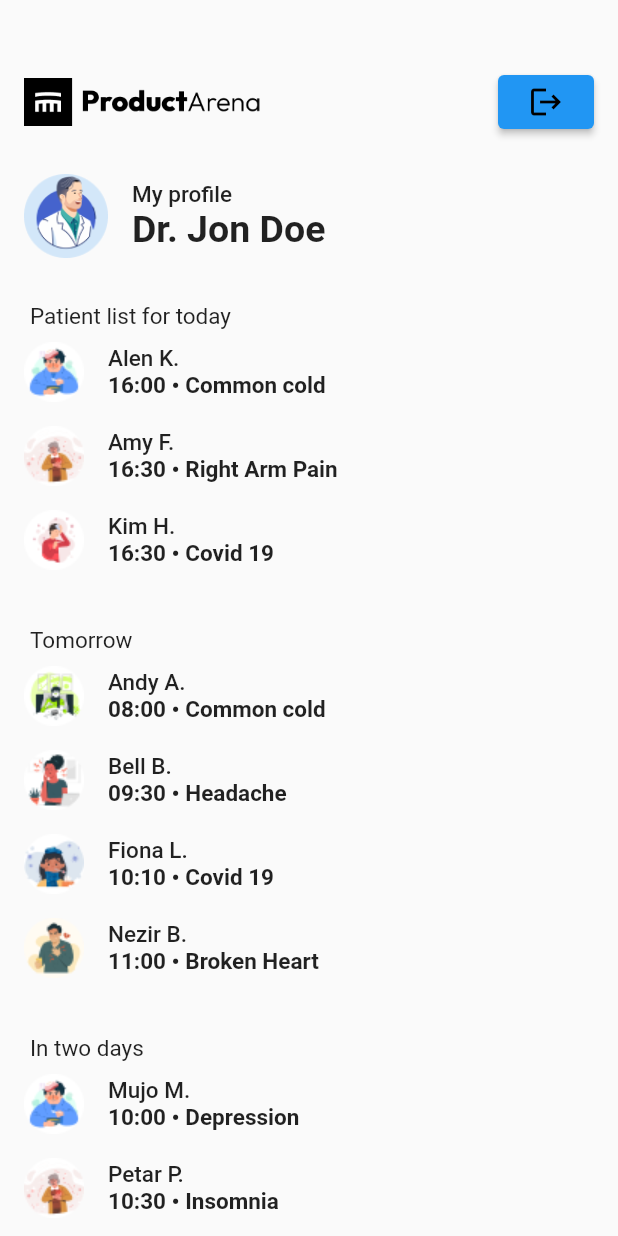
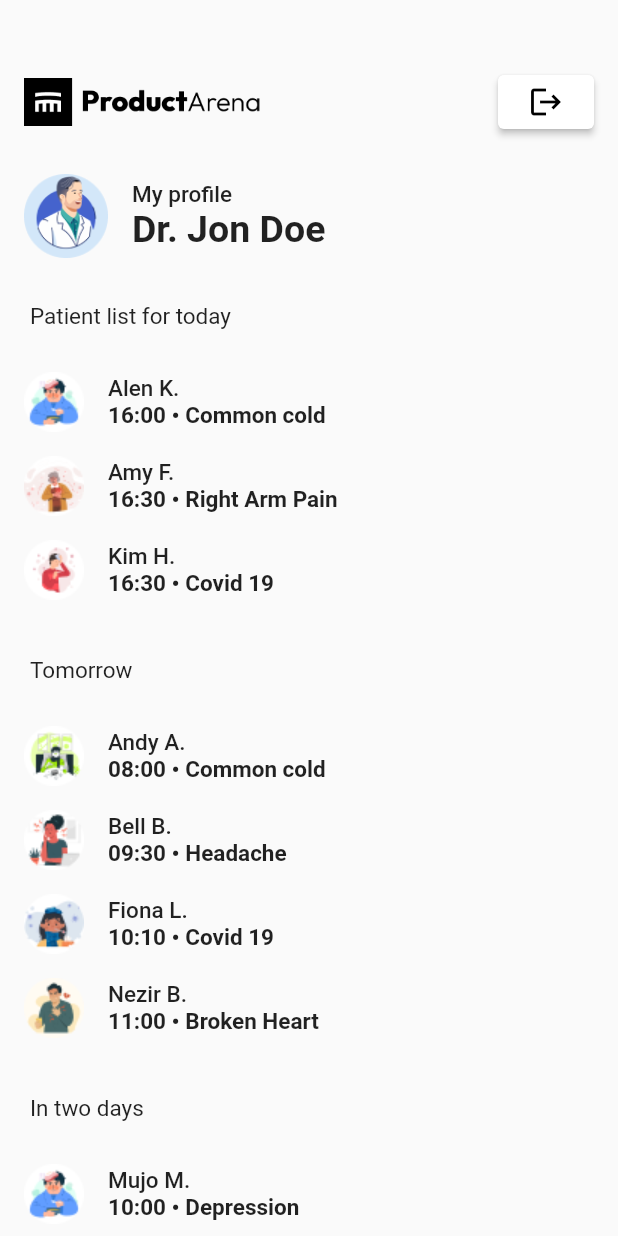
Before and after one commit to arascic1/tech387_prakticni_projekat, a Flutter app: the HomeScreen screen opened by its route, on a phone screen of 412 x 824 dp. Run offline on Flutter 3.47's test engine with Material 2 defaults, Android fonts, the light colour scheme and no system bars.

Commit message:
gotov zadatak

```diff
--- a/lib/screens/home_screen.dart
+++ b/lib/screens/home_screen.dart
@@ -38,6 +38,7 @@ class HomeScreen extends StatelessWidget {
                       )
                     );
                   },
+                  style: ElevatedButton.styleFrom(backgroundColor: Colors.white),
                   child: const Icon(Icons.logout, color: Colors.black),
                 )
               ),
@@ -78,6 +79,8 @@ class HomeScreen extends StatelessWidget {
                   )
                 ),
               ),
+
+              const SizedBox(height: 20),
 
               // lista
               ListView.builder(
@@ -125,6 +128,8 @@ class HomeScreen extends StatelessWidget {
                 ),
               ),
 
+              const SizedBox(height: 20),
+
               // lista
               ListView.builder(
                 scrollDirection: Axis.vertical,
@@ -171,6 +176,8 @@ class HomeScreen extends StatelessWidget {
                 ),
               ),
 
+              const SizedBox(height: 20),
+
               ListView.builder(
                 scrollDirection: Axis.vertical,
                 physics: const NeverScrollableScrollPhysics(),
@@ -203,6 +210,8 @@ class HomeScreen extends StatelessWidget {
                   );
                 }
               ),
+
+              const SizedBox(height: 20)
             ]
           ),
         )
```
Also changed, not shown: 1 other file.
